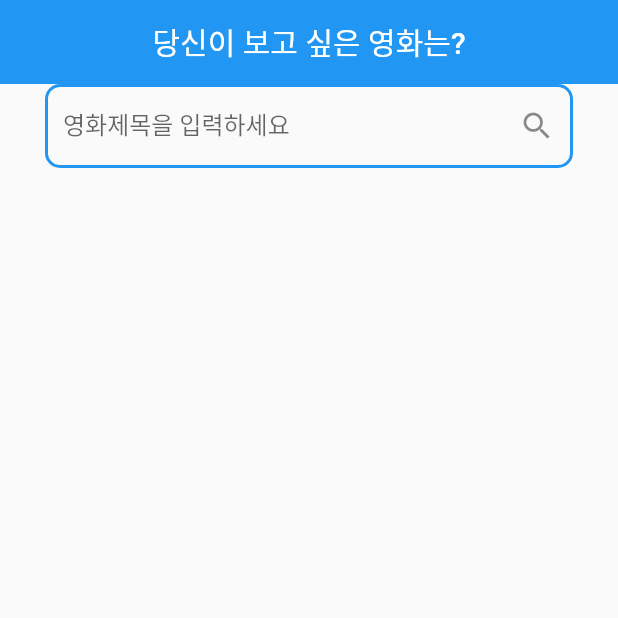
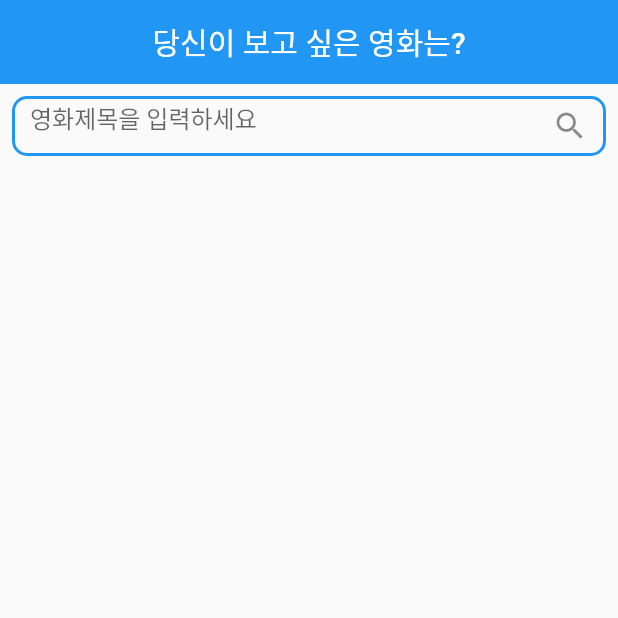
Before and after one commit to teddyjune/movie_search_app, a Flutter app: the screen it shows after launch, on a phone screen of 412 x 824 dp, the top half of it. Run offline on Flutter 3.47's test engine with Material 2 defaults, Android fonts, the light colour scheme and no system bars.

```diff
--- a/lib/data/model/movie.dart
+++ b/lib/data/model/movie.dart
@@ -5,9 +5,13 @@ part 'movie.g.dart';
 @JsonSerializable(explicitToJson: true)
 class Movie {
   final String title;
+  @JsonKey(name: 'poster_path')
   final String posterPath;
+  @JsonKey(name: 'release_date')
   final String releaseDate;
+  @JsonKey(name: 'vote_count')
   final num voteCount;
+  @JsonKey(name: 'vote_average')
   final num voteAverage;
   final String overview;
 
--- a/lib/ui/movie_main_screen.dart
+++ b/lib/ui/movie_main_screen.dart
@@ -1,6 +1,7 @@
 import 'package:flutter/material.dart';
 import 'package:movie_search_app/ui/movie_view_model.dart';
 import 'package:provider/provider.dart';
+
 import '../data/model/movie.dart';
 import 'debounce.dart';
 
@@ -37,7 +38,7 @@ class _MovieMainScreenState extends State<MovieMainScreen> {
         SizedBox(
           height: 56,
           child: Padding(
-            padding: const EdgeInsets.fromLTRB(30, 0, 30, 0),
+            padding: const EdgeInsets.all(8.0),
             child: TextField(
               controller: _controller,
               decoration: InputDecoration(
--- a/lib/ui/movie_view_model.dart
+++ b/lib/ui/movie_view_model.dart
@@ -1,7 +1,7 @@
+import 'package:flutter/foundation.dart';
 import 'package:flutter/material.dart';
 import 'package:movie_search_app/data/model/movie.dart';
 import 'package:movie_search_app/data/repository/movie_repository.dart';
-import 'package:flutter/foundation.dart';
 
 class MovieViewModel extends ChangeNotifier {
   final _movieRepository = MovieRepository();
@@ -12,8 +12,4 @@ class MovieViewModel extends ChangeNotifier {
     movies = await _movieRepository.getSearchedMovies(query);
     notifyListeners();
   }
-
-  String getPoster(Movie movies) {
-    return 'https://image.tmdb.org/t/p/w500${movies.posterPath}';
-  }
 }
```
Also changed, not shown: lib/data/model/movie.g.dart.
